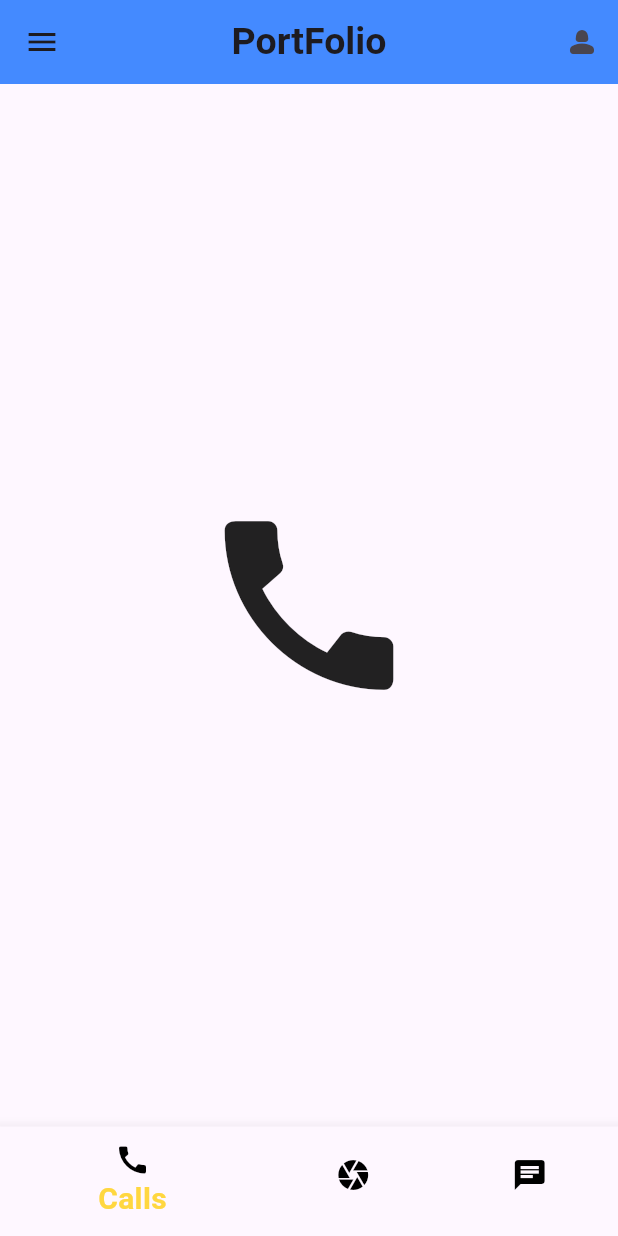
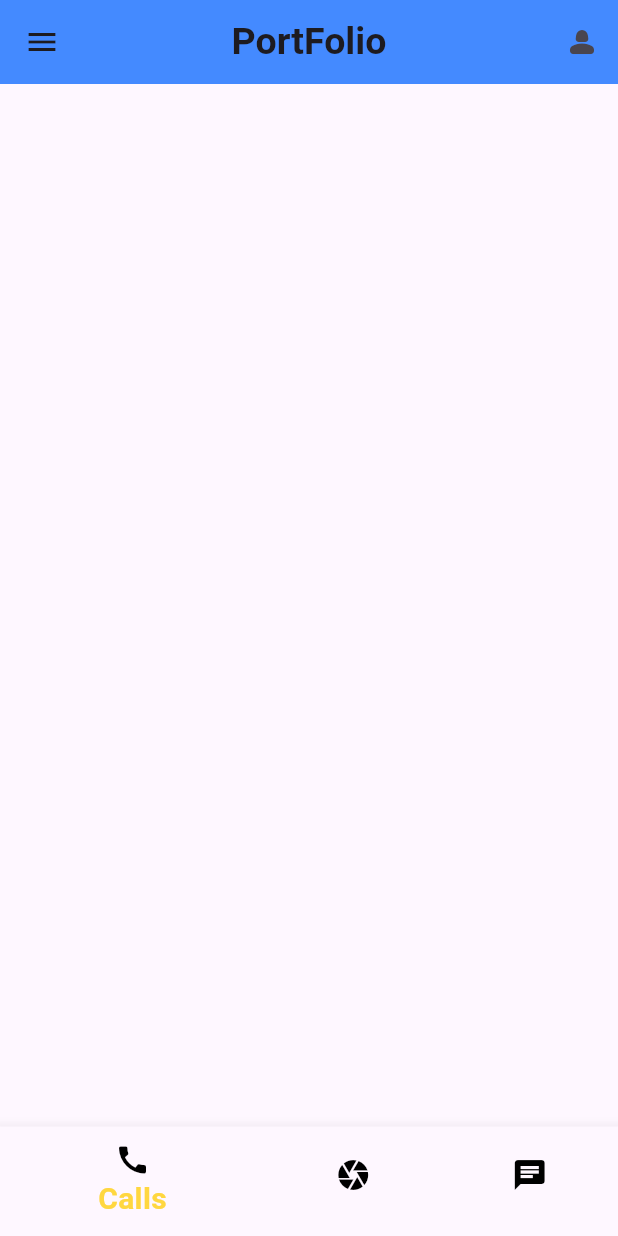
Before and after one commit to KHALEDKHLYAN/Flutter_SimpleStarting_App, a Flutter app: the screen it shows after launch, on a phone screen of 412 x 824 dp. Run offline on Flutter 3.47's test engine with Material 3 defaults, Android fonts, the phone set to English and light mode, and no system bars.

Commit message:
Starting app

```diff
--- a/starting_app1/lib/screens/start_page.dart
+++ b/starting_app1/lib/screens/start_page.dart
@@ -18,20 +18,20 @@ class _MyFirstAppState extends State<MyFirstApp> {
   @override
   Widget build(BuildContext context) {
     // ignore: no_leading_underscores_for_local_identifiers
-    const List<Widget> _pages = <Widget>[
-      Icon(
-        Icons.call,
-        size: 150,
-      ),
-      Icon(
-        Icons.camera,
-        size: 150,
-      ),
-      Icon(
-        Icons.chat,
-        size: 150,
-      ),
-    ];
+    // const List<Widget> _pages = <Widget>[
+    //   Icon(
+    //     Icons.call,
+    //     size: 150,
+    //   ),
+    //   Icon(
+    //     Icons.camera,
+    //     size: 150,
+    //   ),
+    //   Icon(
+    //     Icons.chat,
+    //     size: 150,
+    //   ),
+    // ];
 
     return MaterialApp(
       debugShowCheckedModeBanner: false,
@@ -96,8 +96,9 @@ class _MyFirstAppState extends State<MyFirstApp> {
           onTap: _onItemTapped,
           // backgroundColor: Colors.grey[800],
         ),
-        body: Center(
-          child: _pages.elementAt(_selectedIndex), //New
+        body: Container(
+
+
         ),
       ),
     );
```
